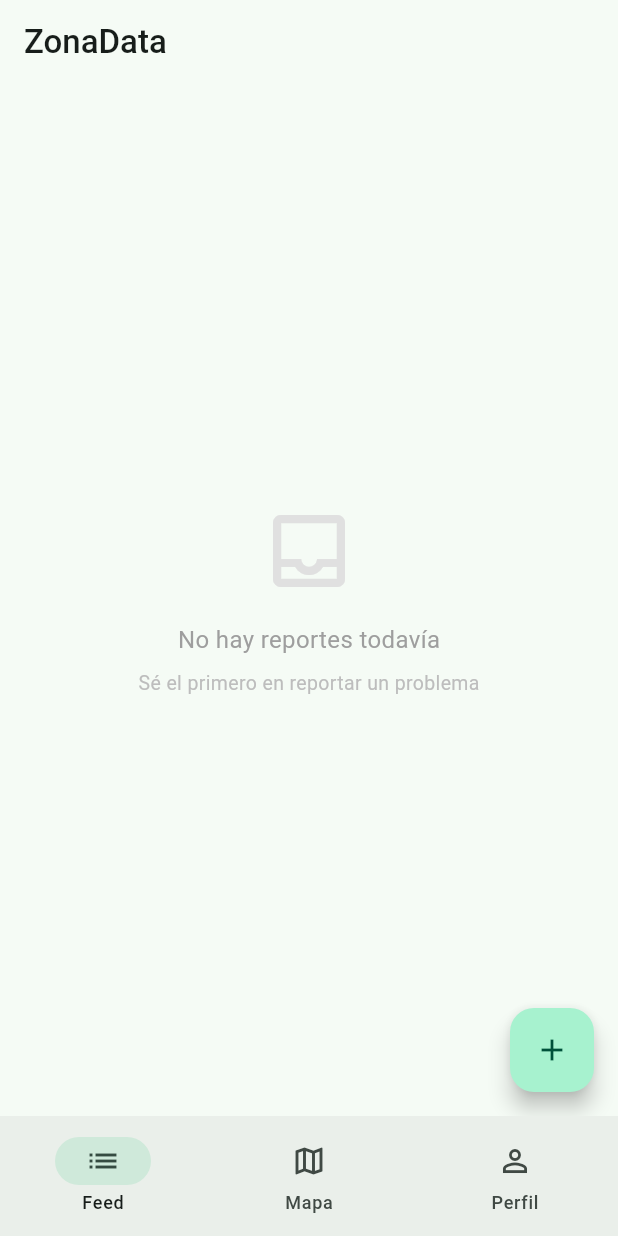
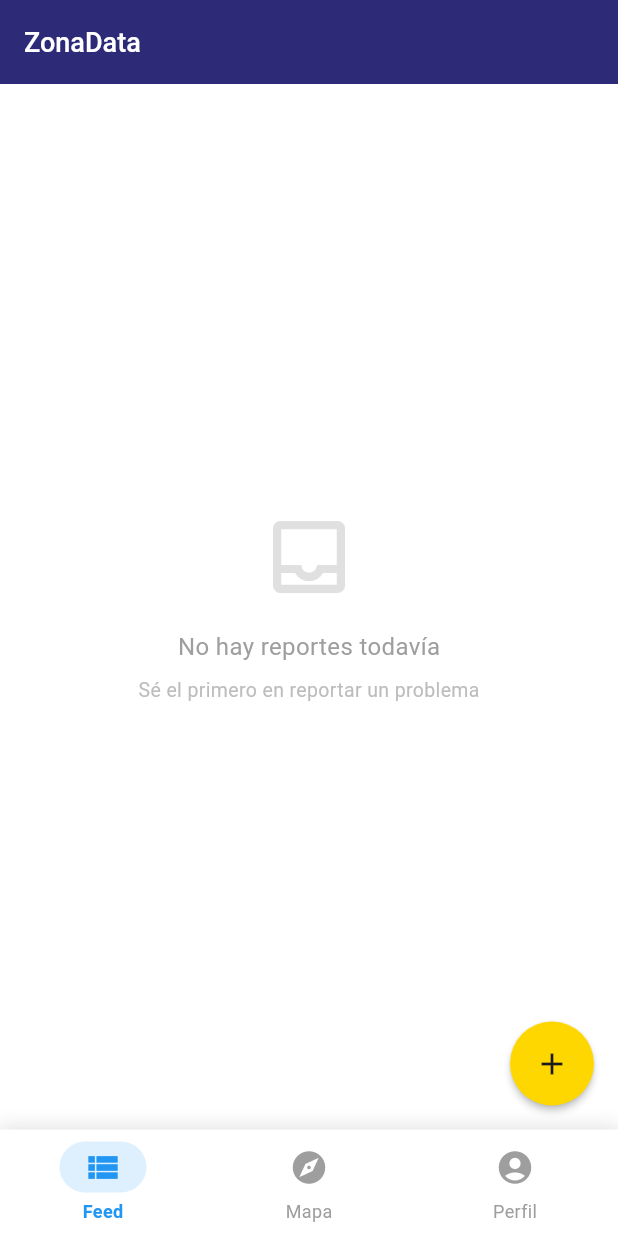
Before and after one commit to vng439/Zona_Data, a Flutter app: the screen it shows after launch, on a phone screen of 412 x 824 dp. Run offline on Flutter 3.47's test engine with Material 3 defaults, Android fonts, the phone set to English and light mode, and no system bars; our stand-ins replace cloud_firestore, firebase_auth, firebase_core, flutter_map, geolocator, latlong2; accounts and stored records are empty; Roboto replaces fonts that are missing (Arial).

Commit message:
upd pantalla principal - gama colores
nueva UI con iconos y colores diferentes para darle más identidad propia a la app

```diff
--- a/lib/main.dart
+++ b/lib/main.dart
@@ -5,7 +5,7 @@
 import 'package:firebase_auth/firebase_auth.dart';
 import 'firebase_options.dart';
 import 'screens/root_screen.dart';
-//import 'screens/auth/login_screen.dart';
+// import 'screens/auth/login_screen.dart';
 
 void main() async {
   WidgetsFlutterBinding.ensureInitialized();
@@ -24,11 +24,93 @@
       title: 'ZonaData',
       debugShowCheckedModeBanner: false,
       theme: ThemeData(
-        colorScheme: ColorScheme.fromSeed(
-          seedColor: const Color(0xFF1D9E75),
-        ),
-        useMaterial3: true,
+  useMaterial3: true,
+  colorScheme: ColorScheme(
+    brightness: Brightness.light,
+
+
+    // Azul profundo — Santa Cruz
+    primary: Color(0xFF2D2A77),
+    onPrimary: Color(0xFFFFFFFF),
+    primaryContainer: Color(0xFFE8E7F5),
+    onPrimaryContainer: Color(0xFF1A1850),
+
+
+    // Azul cielo — Caleta Olivia
+    secondary: Color(0xFF75C5F0),
+    onSecondary: Color(0xFF1A1A1A),
+    secondaryContainer: Color(0xFFE3F4FD),
+    onSecondaryContainer: Color(0xFF0D4F6B),
+
+
+    // Amarillo — exclusivo para FAB
+    tertiary: Color(0xFFFFD700),
+    onTertiary: Color(0xFF1A1A1A),
+    tertiaryContainer: Color(0xFFFFF8CC),
+    onTertiaryContainer: Color(0xFF5A4800),
+
+
+    surface: Color(0xFFFFFFFF),
+    onSurface: Color(0xFF1A1A1A),
+    surfaceContainerHighest: Color(0xFFF3F3F3),
+    onSurfaceVariant: Color(0xFF555555),
+
+
+    outline: Color(0xFFCCCCCC),
+    outlineVariant: Color(0xFFE5E5E5),
+
+
+    error: Color(0xFFB00020),
+    onError: Color(0xFFFFFFFF),
+    errorContainer: Color(0xFFFFDAD6),
+    onErrorContainer: Color(0xFF410002),
+
+
+    scrim: Color(0xFF000000),
+    shadow: Color(0xFF000000),
+
+
+    inversePrimary: Color(0xFFBBB8FF),
+    inverseSurface: Color(0xFF2C2C2C),
+    onInverseSurface: Color(0xFFF5F5F5),
+  ),
+
+
+  // AppBar usa primary
+  appBarTheme: AppBarTheme(
+    backgroundColor: Color(0xFF2D2A77),
+    foregroundColor: Color(0xFFFFFFFF),
+    elevation: 0,
+    scrolledUnderElevation: 0.5,
+    titleTextStyle: TextStyle(
+      fontFamily: 'Arial',
+      fontSize: 18,
+      fontWeight: FontWeight.w500,
+      color: Color(0xFFFFFFFF),
+    ),
+  ),
+
+
+  // Botones principales usan primary
+  filledButtonTheme: FilledButtonThemeData(
+    style: FilledButton.styleFrom(
+      backgroundColor: Color(0xFF2D2A77),
+      foregroundColor: Color(0xFFFFFFFF),
+      shape: RoundedRectangleBorder(
+        borderRadius: BorderRadius.all(Radius.circular(10)),
       ),
+    ),
+  ),
+
+
+  // FAB exclusivo en amarillo
+  floatingActionButtonTheme: FloatingActionButtonThemeData(
+    backgroundColor: Color(0xFFFFD700),
+    foregroundColor: Color(0xFF1A1A1A),
+    elevation: 2,
+    shape: CircleBorder(),
+  ),
+),
       // StreamBuilder escucha cambios en el estado de autenticación
       // y redirige automáticamente según corresponda
       home: StreamBuilder<User?>(
--- a/lib/screens/root_screen.dart
+++ b/lib/screens/root_screen.dart
@@ -1,100 +1,6 @@
 // lib/screens/root_screen.dart
 
 import 'package:flutter/material.dart';
-import 'home/home_screen.dart';
-import 'mapa/mapa_screen.dart';
-import 'perfil/perfil_screen.dart';
-
-class RootScreen extends StatefulWidget {
-  const RootScreen({super.key});
-
-  @override
-  State<RootScreen> createState() => _RootScreenState();
-}
-
-class _RootScreenState extends State<RootScreen>
-    with SingleTickerProviderStateMixin {
-  int _indiceActual = 0;
-  int _indiceAnterior = 0;
-
-  late AnimationController _controller;
-  late Animation<double> _animation;
-
-  @override
-  void initState() {
-    super.initState();
-    _controller = AnimationController(
-      duration: const Duration(milliseconds: 180),
-      vsync: this,
-    );
-    _animation = CurvedAnimation(
-      parent: _controller,
-      curve: Curves.easeIn,
-    );
-    _controller.value = 1.0;
-  }
-
-  @override
-  void dispose() {
-    _controller.dispose();
-    super.dispose();
-  }
-
-  void _cambiarPantalla(int nuevoIndice) {
-    if (nuevoIndice == _indiceActual) return;
-    setState(() {
-      _indiceAnterior = _indiceActual;
-      _indiceActual = nuevoIndice;
-    });
-    _controller.forward(from: 0.0);
-  }
-
-  @override
-  Widget build(BuildContext context) {
-    final pantallas = [
-      const HomeScreen(),
-      const MapaScreen(),
-      PerfilScreen(onLoginExitoso: () => _cambiarPantalla(0)),
-    ];
-
-    return Scaffold(
-      body: Stack(
-        children: [
-          pantallas[_indiceAnterior],
-          FadeTransition(
-            opacity: _animation,
-            child: pantallas[_indiceActual],
-          ),
-        ],
-      ),
-      bottomNavigationBar: NavigationBar(
-        selectedIndex: _indiceActual,
-        onDestinationSelected: _cambiarPantalla,
-        destinations: const [
-          NavigationDestination(
-            icon: Icon(Icons.list_outlined),
-            selectedIcon: Icon(Icons.list),
-            label: 'Feed',
-          ),
-          NavigationDestination(
-            icon: Icon(Icons.map_outlined),
-            selectedIcon: Icon(Icons.map),
-            label: 'Mapa',
-          ),
-          NavigationDestination(
-            icon: Icon(Icons.person_outline),
-            selectedIcon: Icon(Icons.person),
-            label: 'Perfil',
-          ),
-        ],
-      ),
-    );
-  }
-}
-
-
-
-/* import 'package:flutter/material.dart';
 import 'home/home_screen.dart';
 import 'mapa/mapa_screen.dart';
 import 'perfil/perfil_screen.dart';
@@ -219,6 +125,3 @@
   );
 }
 }
-
-
- */
```
